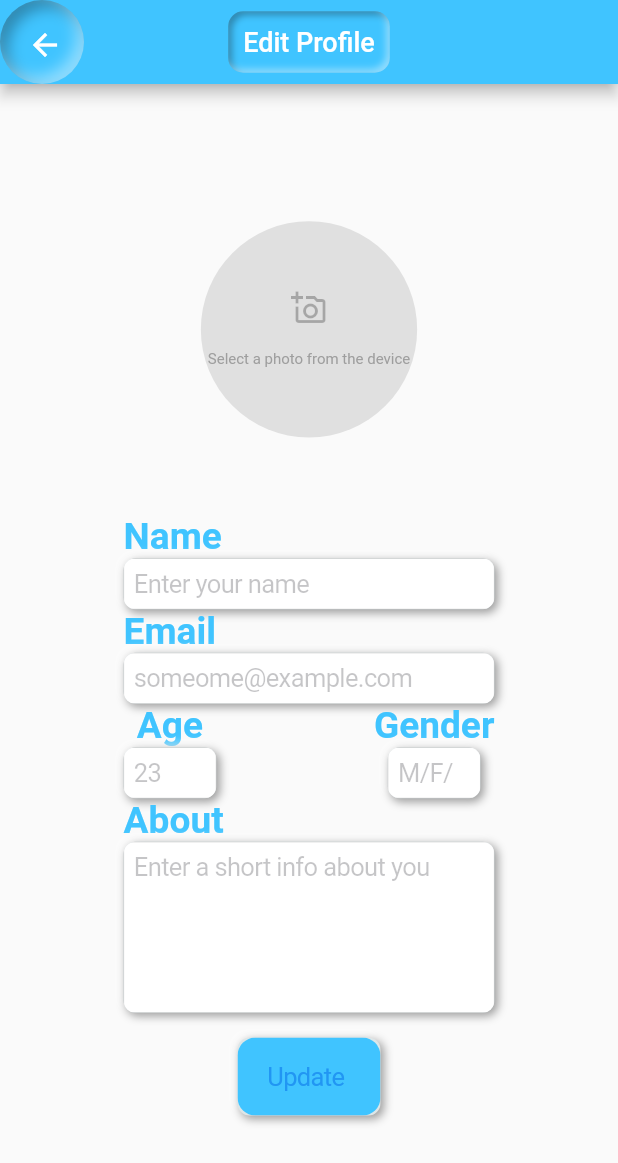
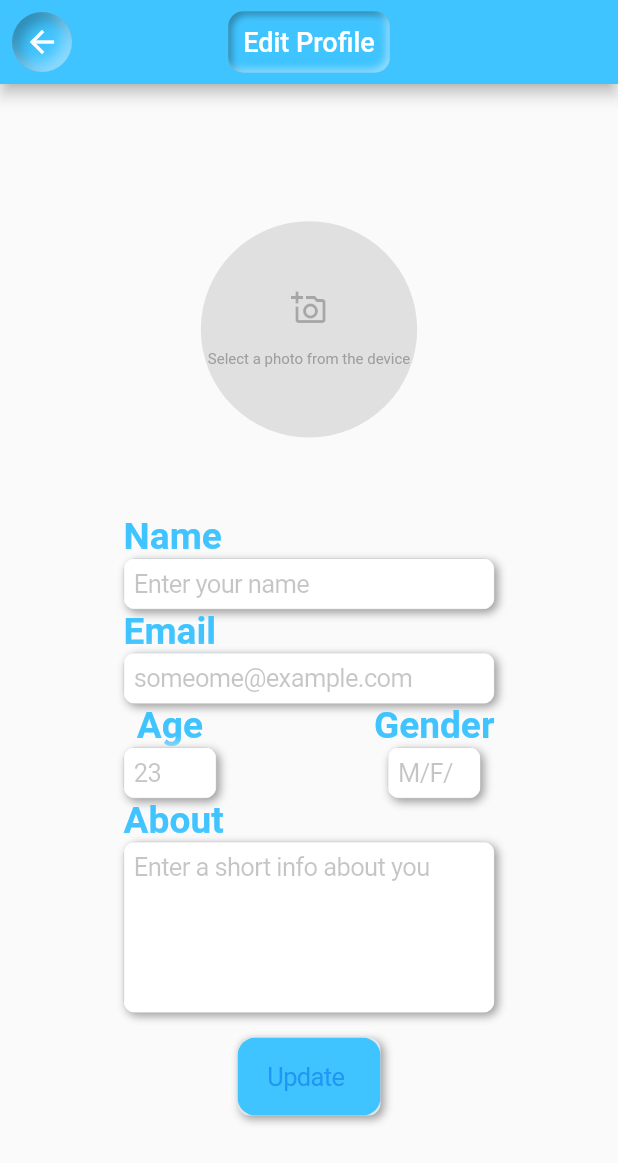
Before and after one commit to AshAman999/FUNZONE, a Flutter app: the Customize screen opened directly, on a phone screen of 412 x 824 dp. Shown: the top 1163 px of the screen. Run offline on Flutter 3.47's test engine with Material 2 defaults, Android fonts, the light colour scheme and no system bars; drawn by our look-alikes of flutter_neumorphic; our stand-ins replace cloud_firestore, firebase_auth, firebase_core, firebase_storage, flutter_login, image_picker and 3 more; missing offline and left inert: crypton; accounts and stored records are empty.

Commit message:
neuomorphic design

```diff
--- a/lib/screens/customize.dart
+++ b/lib/screens/customize.dart
@@ -126,7 +126,7 @@ class _CustomizeState extends State<Customize> {
         ),
         // leading round back button
         leading: Neumorphic(
-          padding: EdgeInsets.all(10),
+          margin: EdgeInsets.all(8),
           style: NeumorphicStyle(
             boxShape: NeumorphicBoxShape.circle(),
             depth: -10,
```
